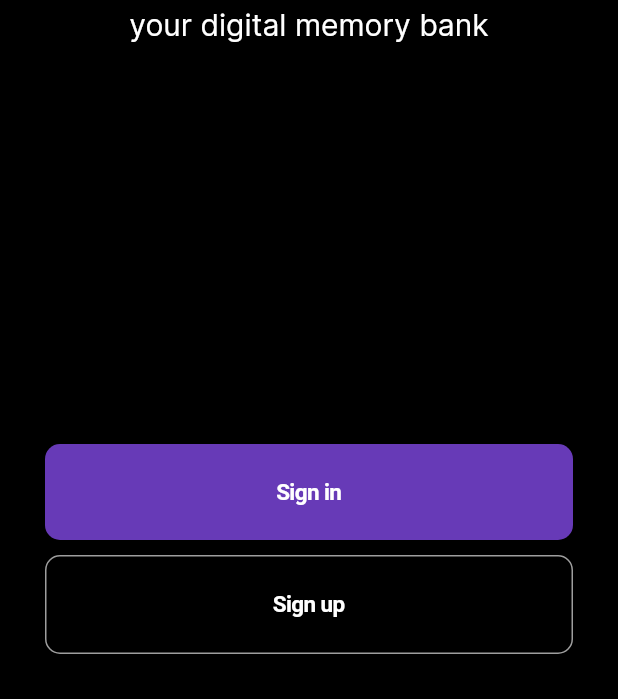
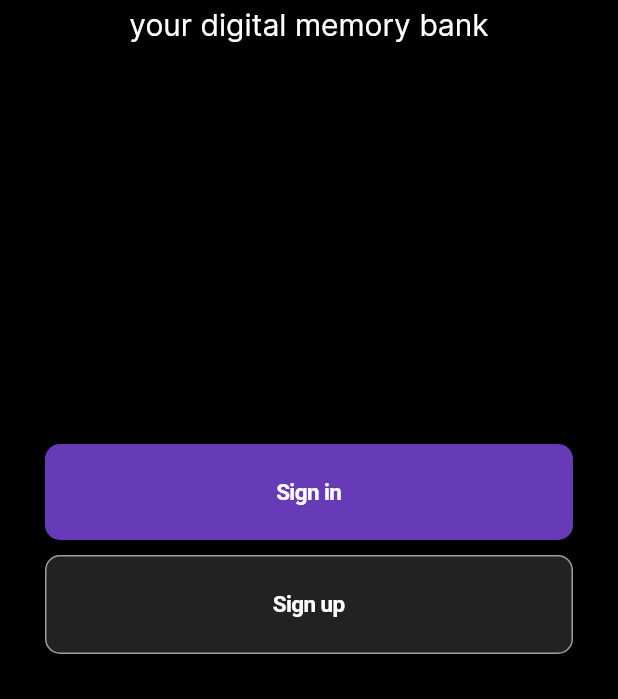
Before and after one commit to sojin-23/scribe, a Flutter app: the screen it shows after launch, on a phone screen of 412 x 824 dp, the part 537-1236 px from its top. Run offline on Flutter 3.47's test engine with Material 3 defaults, Android fonts, the phone set to English and light mode, and no system bars.

Commit message:
color of sign up button were changed

```diff
--- a/lib/pages/splash_page.dart
+++ b/lib/pages/splash_page.dart
@@ -57,6 +57,7 @@ class _SplashPageState extends State<SplashPage> {
                       height: 10,
                     ),
                     MyButtons(
+                      color: const Color.fromARGB(255, 35, 34, 34),
                       buttonName: 'Sign up',
                       borderColor: Border.all(color: Colors.grey),
                       onPressed: () {
```
